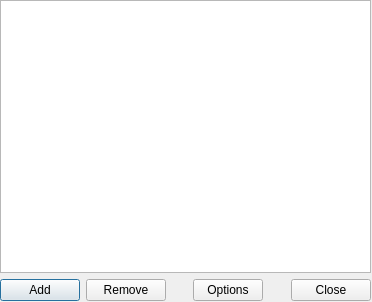
gitter-badger/simplechatclient, file ui/channel_favourites.ui: the form before one commit.
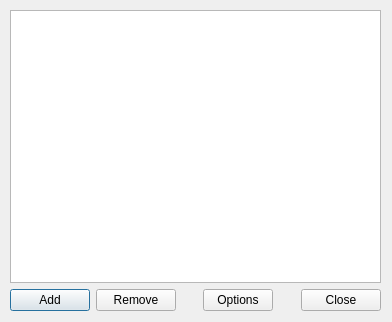
The form after the commit. Icons and pictures are not drawn.

```diff
--- a/ui/channel_favourites.ui
+++ b/ui/channel_favourites.ui
@@ -6,20 +6,20 @@
    <rect>
     <x>0</x>
     <y>0</y>
-    <width>372</width>
-    <height>302</height>
+    <width>392</width>
+    <height>322</height>
    </rect>
   </property>
   <property name="minimumSize">
    <size>
-    <width>372</width>
-    <height>302</height>
+    <width>392</width>
+    <height>322</height>
    </size>
   </property>
   <property name="maximumSize">
    <size>
-    <width>372</width>
-    <height>302</height>
+    <width>392</width>
+    <height>322</height>
    </size>
   </property>
   <property name="windowTitle">
@@ -32,8 +32,8 @@
   <widget class="QWidget" name="verticalLayoutWidget">
    <property name="geometry">
     <rect>
-     <x>0</x>
-     <y>0</y>
+     <x>10</x>
+     <y>10</y>
      <width>371</width>
      <height>301</height>
     </rect>
```
